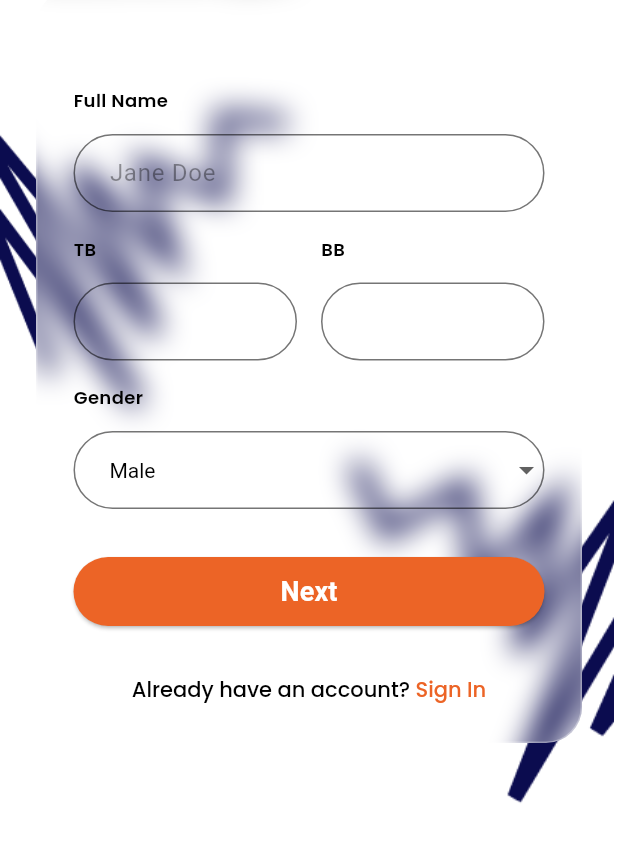
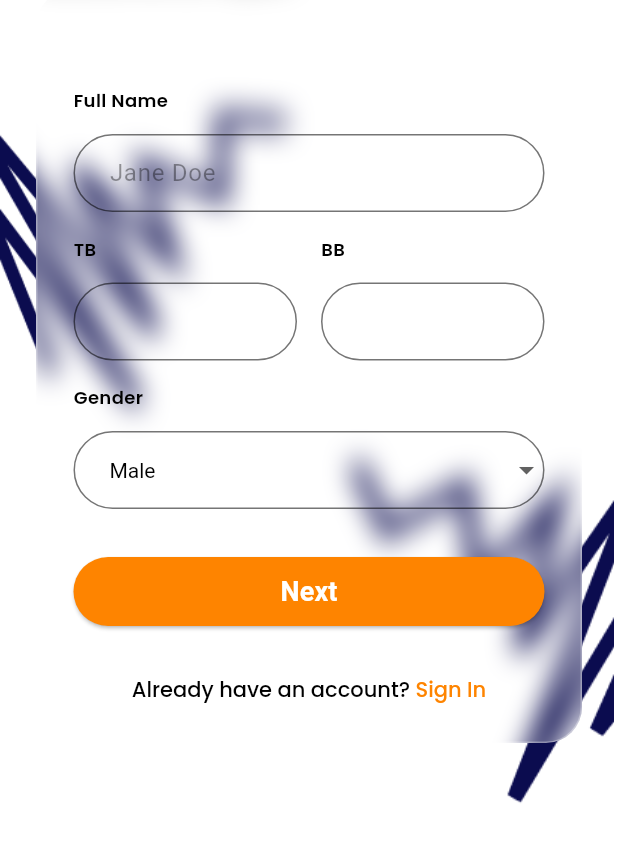
Before and after one commit to RiskyDwiyanti/ads-project, a Flutter app: the SignUpStep1View screen opened by its route, on a phone screen of 412 x 824 dp, the part 364-1226 px from its top. Run offline on Flutter 3.47's test engine with Material 3 defaults, Android fonts, the phone set to English and light mode, and no system bars; our stand-ins replace flutter_svg, get, google_fonts, hive_flutter, shared_preferences; accounts and stored records are empty.

Commit message:
ui update

```diff
--- a/lib/app/modules/signin/views/signin_view.dart
+++ b/lib/app/modules/signin/views/signin_view.dart
@@ -128,7 +128,7 @@ class SigninView extends GetView<SigninController> {
                                   ),
                                   onPressed: controller.login,
                                   child: Text('Sign In',
-                                    style: AppText.Subheading_Bold,
+                                    style: AppText.Subheading_Bold2,
                                   ),
                                 ),
                               ),
--- a/lib/app/modules/signup/views/signup_step1_view.dart
+++ b/lib/app/modules/signup/views/signup_step1_view.dart
@@ -84,7 +84,7 @@ class SignUpStep1View extends GetView<SignupController> {
                       borderRadius: BorderRadius.circular(24),
                       child: BackdropFilter(
                         filter: ImageFilter.blur(
-                          sigmaX: 10,
+                          sigmaX: 9,
                           sigmaY: 10
                         ),
                         child: Container(
@@ -137,7 +137,7 @@ class SignUpStep1View extends GetView<SignupController> {
                               _label('Gender'),
                               Obx(() => DropdownButtonFormField<String>(
                                 value: controller.gender.value,
-                                dropdownColor: Colors.black,
+                                dropdownColor: Colors.white,
                                 items: const [
                                   DropdownMenuItem(value: 'Male', child: Text('Male')),
                                   DropdownMenuItem(value: 'Female', child: Text('Female')),
--- a/lib/app/modules/signup/views/signup_step2_view.dart
+++ b/lib/app/modules/signup/views/signup_step2_view.dart
@@ -92,10 +92,10 @@ class SignUpStep2View extends GetView<SignupController> {
                           padding: const EdgeInsets.all(24),
                           margin: const EdgeInsets.only(top: 32),
                           decoration: BoxDecoration(
-                            color: Colors.black.withOpacity(0.01),
+                            color: Colors.white.withOpacity(0.01),
                             borderRadius: BorderRadius.circular(24),
                             border: Border.all(
-                              color: Colors.black.withOpacity(0.3),
+                              color: Colors.white.withOpacity(0.3),
                             ),
                           ),
                           child: Column(
--- a/lib/app/theme/app_colors.dart
+++ b/lib/app/theme/app_colors.dart
@@ -1,7 +1,7 @@
 import 'package:flutter/material.dart';
 
 class AppColors {
-  static const primary = Color(0xFFEC6426);
+  static const primary = Color(0xFFFE8400);
   static const white = Colors.white;
   static const background = Colors.white;
   static const black = Colors.black;
--- a/lib/app/theme/app_text.dart
+++ b/lib/app/theme/app_text.dart
@@ -19,6 +19,12 @@ class AppText {
     fontSize: 18,
     fontWeight: FontWeight.w600,
     color: AppColors.black,
+  );
+
+  static TextStyle Subheading_Bold2 = GoogleFonts.poppins(
+    fontSize: 18,
+    fontWeight: FontWeight.w600,
+    color: AppColors.white,
   );
 
   static TextStyle Subheading = GoogleFonts.poppins(
```
